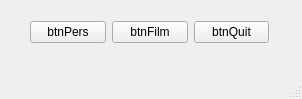
First picture: the form in UI/main.ui, repository sclaoud/RAC, before the edit.
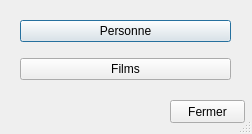
Second picture: the form after the edit.

What changed in the file:
```diff
--- a/UI/main.ui
+++ b/UI/main.ui
@@ -1,64 +1,69 @@
 <?xml version="1.0" encoding="UTF-8"?>
 <ui version="4.0">
- <class>MainWindow</class>
- <widget class="QMainWindow" name="MainWindow">
+ <class>UImain</class>
+ <widget class="QDialog" name="UImain">
+  <property name="windowModality">
+   <enum>Qt::WindowModal</enum>
+  </property>
   <property name="geometry">
    <rect>
     <x>0</x>
     <y>0</y>
-    <width>302</width>
-    <height>99</height>
+    <width>252</width>
+    <height>134</height>
    </rect>
   </property>
   <property name="windowTitle">
    <string>MainWindow</string>
   </property>
-  <widget class="QWidget" name="centralwidget">
-   <widget class="QWidget" name="horizontalLayoutWidget">
+  <property name="autoFillBackground">
+   <bool>false</bool>
+  </property>
+  <property name="sizeGripEnabled">
+   <bool>true</bool>
+  </property>
+  <widget class="QWidget" name="verticalLayoutWidget">
     <property name="geometry">
      <rect>
-      <x>30</x>
-      <y>20</y>
-      <width>239</width>
-      <height>25</height>
-     </rect>
-    </property>
-    <layout class="QHBoxLayout" name="horizontalLayout">
+     <x>20</x>
+     <y>10</y>
+     <width>211</width>
+     <height>81</height>
+    </rect>
+   </property>
+   <layout class="QVBoxLayout" name="verticalLayout">
      <item>
-      <widget class="QPushButton" name="btnPers">
+     <widget class="QPushButton" name="btnPersonne">
        <property name="text">
-        <string>btnPers</string>
+       <string>Personne</string>
        </property>
       </widget>
      </item>
      <item>
       <widget class="QPushButton" name="btnFilm">
        <property name="text">
-        <string>btnFilm</string>
-       </property>
-      </widget>
-     </item>
-     <item>
-      <widget class="QPushButton" name="btnQuit">
-       <property name="text">
-        <string>btnQuit</string>
+       <string>Films</string>
+      </property>
+      <property name="autoRepeatDelay">
+       <number>310</number>
        </property>
       </widget>
      </item>
     </layout>
    </widget>
-  </widget>
-  <widget class="QMenuBar" name="menubar">
+  <widget class="QPushButton" name="btnClose">
    <property name="geometry">
     <rect>
-     <x>0</x>
-     <y>0</y>
-     <width>302</width>
-     <height>21</height>
+     <x>170</x>
+     <y>100</y>
+     <width>75</width>
+     <height>23</height>
     </rect>
    </property>
+   <property name="text">
+    <string>Fermer</string>
+   </property>
   </widget>
-  <widget class="QStatusBar" name="statusbar"/>
  </widget>
  <resources/>
  <connections/>
```
Left out of the diff: 2 changed lines with no effect on the pictures. Lines whose indentation alone changed are shown as unchanged.
